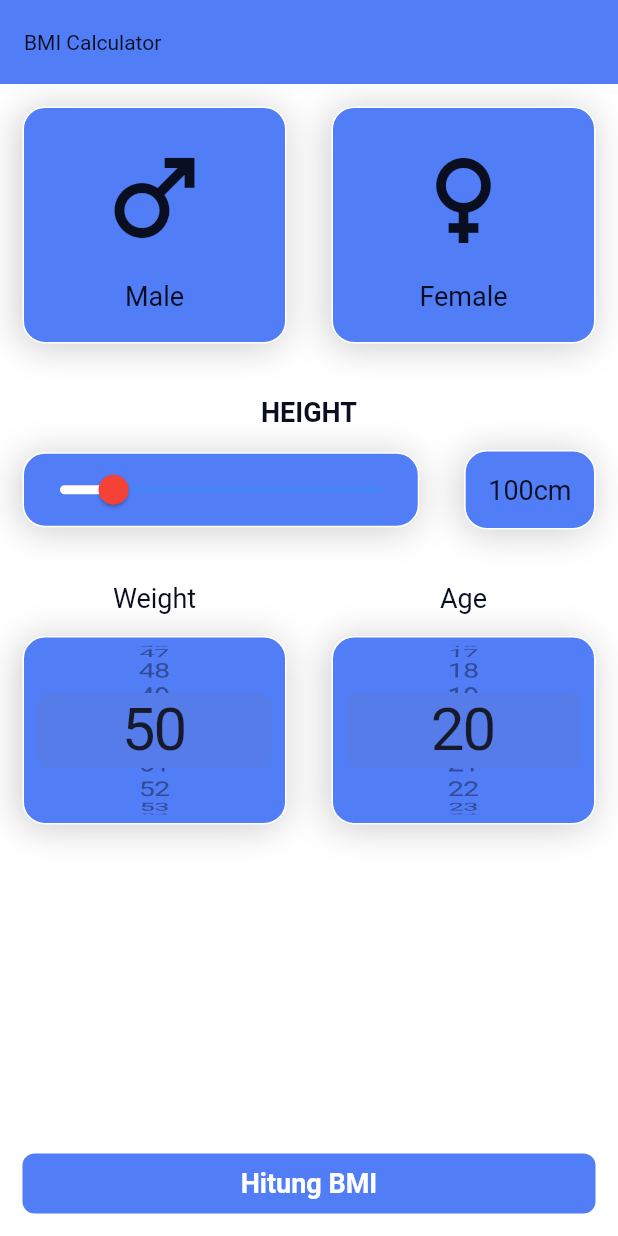
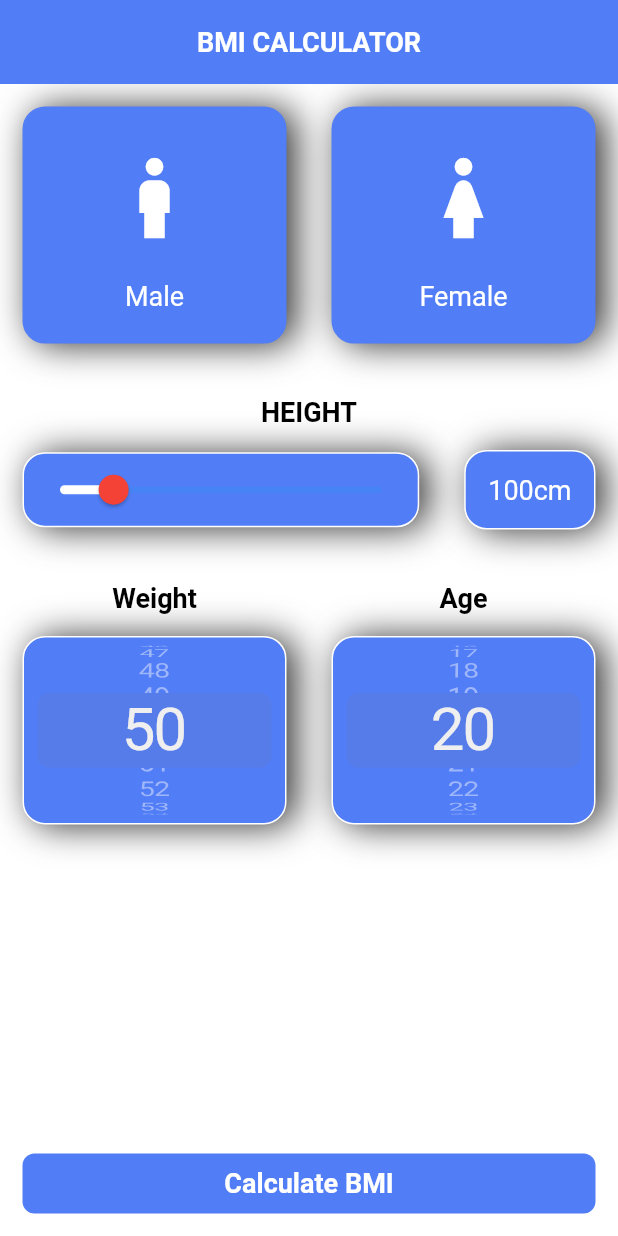
Before and after one commit to Faik-irkham/bmi, a Flutter app: the screen it shows after launch, on a phone screen of 412 x 824 dp. Run offline on Flutter 3.47's test engine with Material 2 defaults, Android fonts, the phone set to English and light mode, and no system bars.

Commit message:
commit - complete app

```diff
--- a/lib/constants/constant.dart
+++ b/lib/constants/constant.dart
@@ -3,7 +3,7 @@ import 'package:flutter/material.dart';
 const Color primaryColor =  Color(0xff0a0e21);
 TextStyle? labelTextStyle = const TextStyle(
                           fontSize: 18,
-                          color: primaryColor//color: Color(0xff8d8e98)
+                          color: Colors.white//color: Color(0xff8d8e98)
                         );
 TextStyle numberTextStyle= const
                         TextStyle(
--- a/lib/main.dart
+++ b/lib/main.dart
@@ -19,9 +19,9 @@ class MyApp extends StatelessWidget {
         scaffoldBackgroundColor: Colors.white,
         appBarTheme: const AppBarTheme(
           //0A0E21
-          iconTheme: IconThemeData(color: primaryColor),
+          iconTheme: IconThemeData(color: Colors.white),
           titleTextStyle: TextStyle(
-            color: primaryColor),
+            color: Colors.white),
           backgroundColor: Color(0xff517DF6)),
         // This is the theme of your application.
         //
--- a/lib/views/bmi_data_screen.dart
+++ b/lib/views/bmi_data_screen.dart
@@ -47,7 +47,14 @@ class _BmiDataScreenState extends State<BmiDataScreen> {
       // backgroundColor: const Color(0xff0a0e21),
       appBar: AppBar(
         elevation: 0,
-        title: const Text("BMI Calculator"),
+        title: Center(
+          child: const Text("BMI CALCULATOR",
+          style:  TextStyle(
+              fontSize: 18,
+               fontWeight: FontWeight.bold,
+            ),
+          ),
+          ),
       ),
       bottomNavigationBar: GestureDetector(
           onTap: () {
@@ -71,7 +78,7 @@ class _BmiDataScreenState extends State<BmiDataScreen> {
               borderRadius: BorderRadius.circular(8),
               color: const Color(0xff517DF6),
             ),
-            child: const Center(child: Text("Hitung BMI",
+            child: const Center(child: Text("Calculate BMI",
             style:  TextStyle(
               fontSize: 18,
                fontWeight: FontWeight.bold,
@@ -96,14 +103,14 @@ class _BmiDataScreenState extends State<BmiDataScreen> {
                   },
                 child: BmiCard(
                   borderColor:
-                  (gender == "male") ? Color(0xff517DF6) : Colors.white,
+                  (gender == "male") ?Colors.white : Color(0xff517DF6),
                   child: Stack(
                     children: [
                      const Center(
                         child: Padding(
                           padding: EdgeInsets.symmetric(vertical: 20.0),
                           child: GenderIconText(
-                            icon: Icons.male,
+                            icon: Icons.boy_outlined,
                             title: 'Male',
                           ),
                         ),
@@ -128,14 +135,14 @@ class _BmiDataScreenState extends State<BmiDataScreen> {
                   },
                   child: BmiCard(
                     borderColor:
-                    (gender == "female") ? Color(0xff517DF6) : Colors.white,
+                    (gender == "female") ?Colors.white : Color(0xff517DF6),
                     child: Stack(
                       children: [
                         const Center(
                           child: Padding(
                             padding: EdgeInsets.symmetric(vertical: 20.0),
                             child: GenderIconText(
-                              icon: Icons.female,
+                              icon: Icons.girl_outlined,
                               title: 'Female',
                               ),
                           ),
@@ -159,10 +166,11 @@ class _BmiDataScreenState extends State<BmiDataScreen> {
               children: [
                 Text(
                   "HEIGHT",
-                  style: labelTextStyle!.copyWith(
-                    fontSize: 18,
-                    fontWeight: FontWeight.bold,
-                    ),
+                  style:  TextStyle(
+              fontSize: 18,
+               fontWeight: FontWeight.bold,
+               color: Colors.black,
+            ),
                   ),
                 Row(
                   children: [
@@ -219,7 +227,11 @@ class _BmiDataScreenState extends State<BmiDataScreen> {
                       children: [
                         Text(
                           "Weight",
-                          style: labelTextStyle,
+                          style:  TextStyle(
+              fontSize: 18,
+               fontWeight: FontWeight.bold,
+               color: Colors.black,
+            ),
                           ),
                         BmiCard(
                           child: Column(
@@ -250,7 +262,11 @@ class _BmiDataScreenState extends State<BmiDataScreen> {
                       children: [
                         Text(
                           "Age",
-                          style: labelTextStyle,
+                          style:  TextStyle(
+              fontSize: 18,
+               fontWeight: FontWeight.bold,
+               color: Colors.black,
+            ),
                           ),
                         BmiCard(
                           child: Column(
@@ -304,9 +320,9 @@ class BmiCard extends StatelessWidget {
         color: Color(0xff517DF6),
         boxShadow: [
           BoxShadow(
-            offset: Offset(-2, 2),
+            offset: Offset(6, 1),
             blurRadius: 20,
-            color: Colors.black.withOpacity(0.2))
+            color: Colors.black.withOpacity(0.8))
         ],
         borderRadius: BorderRadiusDirectional.circular(15),
         border: Border.all(color: borderColor!),
@@ -335,7 +351,7 @@ final IconData icon;
           Icon(
             icon,
             size: 80,
-            color: primaryColor,
+            color:Colors.white,
         ),
         const SizedBox(height: 15),
           Text(
```
Also changed, not shown: lib/views/bmi_result_screen.dart (+20 -8 lines).
